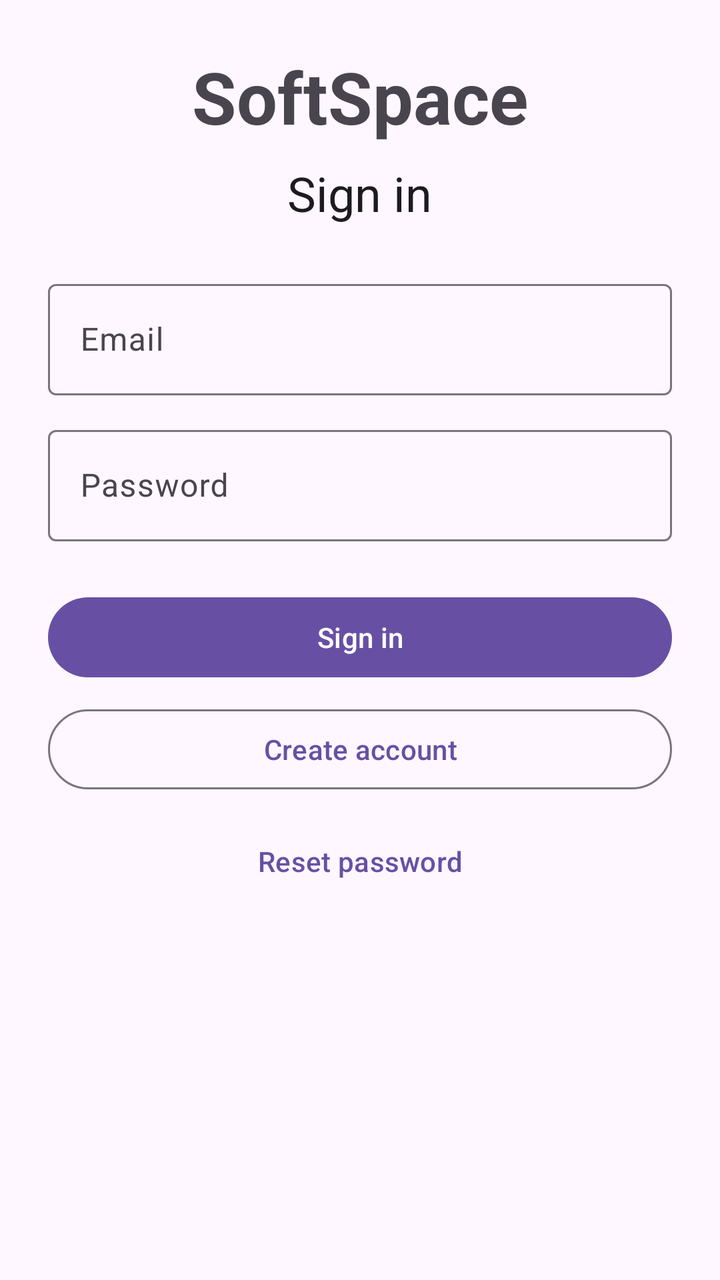
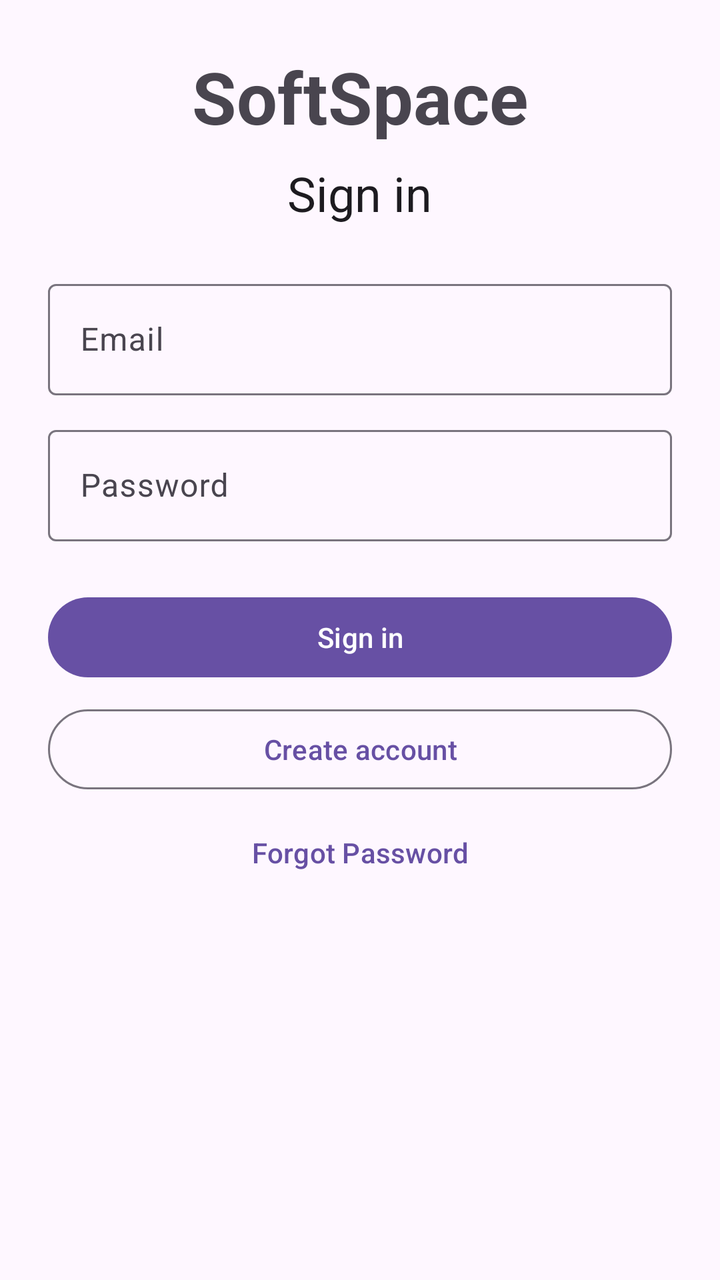

Compare the two renders of this Android layout. The source of the first and the diff that turns it into the second are given below.
<!-- AndroidManifest.xml: application theme AppTheme -->
<!-- res/layout/fragment_sign_in.xml -->
<?xml version="1.0" encoding="utf-8"?>
<ScrollView xmlns:android="http://schemas.android.com/apk/res/android"
  android:layout_width="match_parent"
  android:layout_height="match_parent">

  <LinearLayout
    android:layout_width="match_parent"
    android:layout_height="wrap_content"
    android:orientation="vertical"
    android:padding="24dp">

    <TextView
      android:layout_width="wrap_content"
      android:layout_height="wrap_content"
      android:layout_gravity="center_horizontal"
      android:text="@string/app_name"
      android:textAppearance="?attr/textAppearanceDisplaySmall"
      android:textStyle="bold"/>

    <TextView
      android:layout_width="wrap_content"
      android:layout_height="wrap_content"
      android:layout_gravity="center_horizontal"
      android:layout_marginTop="8dp"
      android:text="@string/sign_in"
      android:textAppearance="?attr/textAppearanceHeadlineSmall"/>

    <com.google.android.material.textfield.TextInputLayout
      android:layout_width="match_parent"
      android:layout_height="wrap_content"
      android:layout_marginTop="24dp"
      android:hint="@string/email">

      <com.google.android.material.textfield.TextInputEditText
        android:id="@+id/email"
        android:layout_width="match_parent"
        android:layout_height="wrap_content"
        android:inputType="textEmailAddress"/>
    </com.google.android.material.textfield.TextInputLayout>

    <com.google.android.material.textfield.TextInputLayout
      android:layout_width="match_parent"
      android:layout_height="wrap_content"
      android:layout_marginTop="12dp"
      android:hint="@string/password">

      <com.google.android.material.textfield.TextInputEditText
        android:id="@+id/password"
        android:layout_width="match_parent"
        android:layout_height="wrap_content"
        android:inputType="textPassword"/>
    </com.google.android.material.textfield.TextInputLayout>

    <com.google.android.material.button.MaterialButton
      android:id="@+id/sign_in_button"
      android:layout_width="match_parent"
      android:layout_height="wrap_content"
      android:layout_marginTop="24dp"
      android:text="@string/sign_in"/>

    <com.google.android.material.button.MaterialButton
      android:id="@+id/register_button"
      style="?attr/materialButtonOutlinedStyle"
      android:layout_width="match_parent"
      android:layout_height="wrap_content"
      android:layout_marginTop="8dp"
      android:text="@string/create_account"/>

    <com.google.android.material.button.MaterialButton
      android:id="@+id/reset_button"
      style="@style/Widget.Material3.Button.TextButton"
      android:layout_width="match_parent"
      android:layout_height="wrap_content"
      android:layout_marginTop="8dp"
      android:text="@string/reset_password"/>
  </LinearLayout>
</ScrollView>
<!-- resources referenced by this layout -->
<resources>
  <string name="app_name">SoftSpace</string>
  <string name="create_account">Create account</string>
  <string name="email">Email</string>
  <string name="password">Password</string>
  <string name="reset_password">Reset password</string>
  <string name="sign_in">Sign in</string>
  <style name="AppTheme" parent="Theme.Material3.DayNight">
      
    </style>
</resources>

<!-- the commit's change to res/layout/fragment_sign_in.xml (unified diff, before → after) -->
@@ -72,6 +72,6 @@
       android:layout_width="match_parent"
       android:layout_height="wrap_content"
       android:layout_marginTop="8dp"
-      android:text="@string/reset_password"/>
+      android:text="@string/forgot_password"/>
   </LinearLayout>
 </ScrollView>
<!-- resource entries referenced after the edit -->
@@ -3,8 +3,8 @@
   <string name="app_name">SoftSpace</string>
   <string name="create_account">Create account</string>
   <string name="email">Email</string>
+  <string name="forgot_password">Forgot Password\n</string>
   <string name="password">Password</string>
-  <string name="reset_password">Reset password</string>
   <string name="sign_in">Sign in</string>
   <style name="AppTheme" parent="Theme.Material3.DayNight">
       
